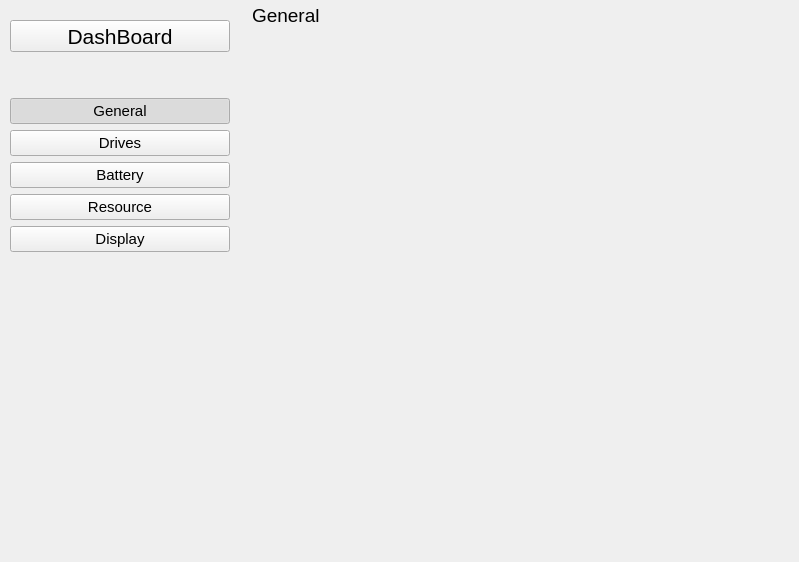
The window that app/dashboard/dashboard.ui (rahmanshaber/corebox) describes before a commit, drawn with Qt 5.
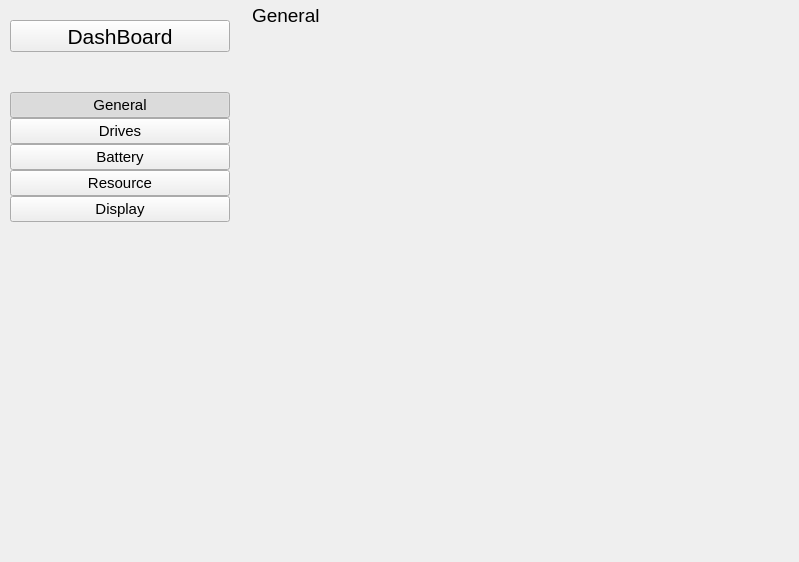
The same window after the commit. Icons and pictures are not drawn.

What changed in the file:
```diff
--- a/app/dashboard/dashboard.ui
+++ b/app/dashboard/dashboard.ui
@@ -164,6 +164,9 @@
       <string>shortcut</string>
      </property>
      <layout class="QVBoxLayout" name="verticalLayout_3">
+      <property name="spacing">
+       <number>0</number>
+      </property>
       <property name="leftMargin">
        <number>10</number>
       </property>
```
